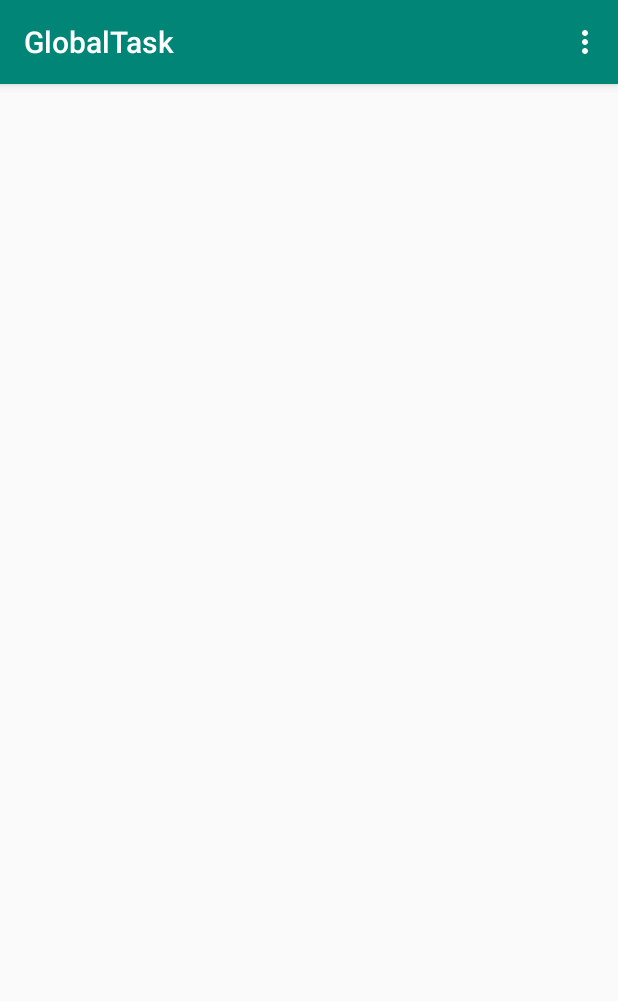
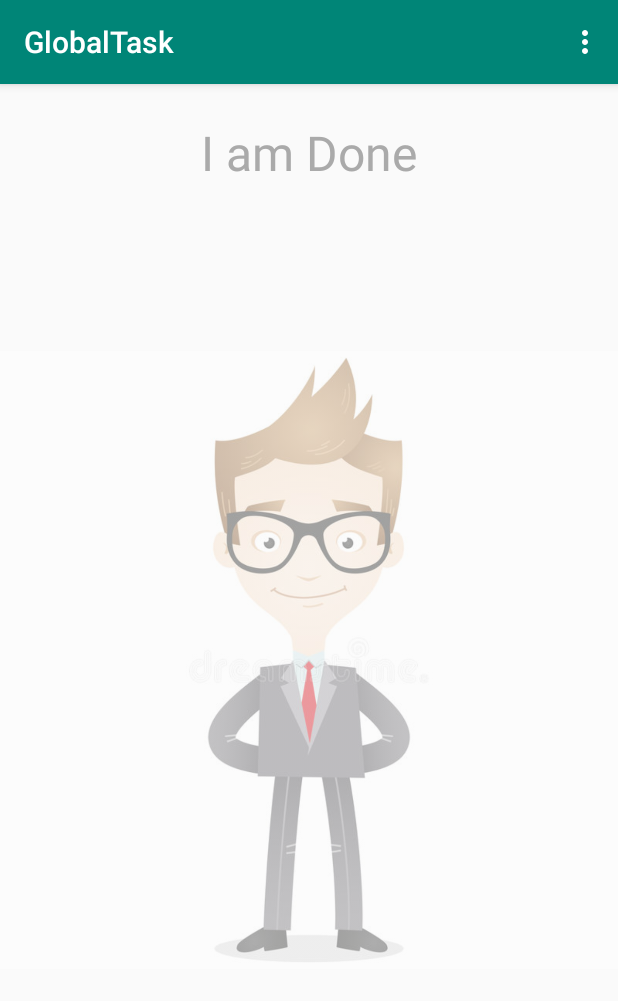
Before and after one commit to MohammedIbrahim01/DTask, an Android app: the screen it shows after launch (MainActivity), on a phone screen of 412 x 824 dp. Shown: the top 1001 px of the screen. Run offline under Robolectric (Android 15) with nearby library versions, the phone set to English and light mode, and no system bars; our stand-ins replace ButterKnife, Room's generated code; libraries missing offline, so code that uses them is left out: com.robertlevonyan.views; plain views replace FloatingActionLayout; 2 statements that could not run were skipped.

Commit message:
display background when there is no tasks

```diff
--- a/app/src/main/java/com/example/abdelazim/globaltask/tasks/TasksFragment.java
+++ b/app/src/main/java/com/example/abdelazim/globaltask/tasks/TasksFragment.java
@@ -11,6 +11,7 @@ import android.support.v7.widget.helper.ItemTouchHelper;
 import android.view.LayoutInflater;
 import android.view.View;
 import android.view.ViewGroup;
+import android.widget.RelativeLayout;
 
 import com.example.abdelazim.globaltask.R;
 import com.example.abdelazim.globaltask.main.MainViewModel;
@@ -20,7 +21,7 @@ import com.robertlevonyan.views.customfloatingactionbutton.FloatingActionLayout;
 import butterknife.BindView;
 import butterknife.ButterKnife;
 
-public class TasksFragment extends Fragment implements View.OnClickListener {
+public class TasksFragment extends Fragment implements View.OnClickListener, TasksViewModel.TasksView {
 
     // MainViewModel
     private MainViewModel mainViewModel;
@@ -31,6 +32,8 @@ public class TasksFragment extends Fragment implements View.OnClickListener {
     FloatingActionLayout addTaskFab;
     @BindView(R.id.done_fab)
     FloatingActionLayout doneFab;
+    @BindView(R.id.no_tasks_view)
+    RelativeLayout noTasksView;
     private RecyclerView tasksRecyclerView;
     private TaskAdapter adapter;
 
@@ -62,7 +65,7 @@ public class TasksFragment extends Fragment implements View.OnClickListener {
         mViewModel = ViewModelProviders.of(this).get(TasksViewModel.class);
 
         // Start viewModel
-        mViewModel.start(mainViewModel.getRepository(), adapter);
+        mViewModel.start(mainViewModel.getRepository(), adapter, this);
 
         // Observe
         mViewModel.observe(this);
@@ -142,4 +145,18 @@ public class TasksFragment extends Fragment implements View.OnClickListener {
                 break;
         }
     }
+
+    @Override
+    public void displayNoTasksView() {
+
+        tasksRecyclerView.setVisibility(View.GONE);
+        noTasksView.setVisibility(View.VISIBLE);
+    }
+
+    @Override
+    public void displayTasksList() {
+
+        tasksRecyclerView.setVisibility(View.VISIBLE);
+        noTasksView.setVisibility(View.GONE);
+    }
 }
--- a/app/src/main/java/com/example/abdelazim/globaltask/tasks/TasksViewModel.java
+++ b/app/src/main/java/com/example/abdelazim/globaltask/tasks/TasksViewModel.java
@@ -15,6 +15,7 @@ public class TasksViewModel extends ViewModel {
 
     private AppRepository repository;
     private TaskAdapter adapter;
+    private TasksView view;
 
 
     /**
@@ -23,10 +24,11 @@ public class TasksViewModel extends ViewModel {
      * @param repository AppRepository
      * @param adapter    TaskAdapter
      */
-    public void start(AppRepository repository, TaskAdapter adapter) {
+    public void start(AppRepository repository, TaskAdapter adapter, TasksView view) {
 
         this.repository = repository;
         this.adapter = adapter;
+        this.view = view;
     }
 
 
@@ -43,6 +45,11 @@ public class TasksViewModel extends ViewModel {
 
                 // Re-display taskList whenever TaskList changed
                 displayTasks(tasks);
+                if (tasks == null || tasks.size() == 0)
+                    view.displayNoTasksView();
+
+                else
+                    view.displayTasksList();
             }
         });
     }
@@ -73,4 +80,10 @@ public class TasksViewModel extends ViewModel {
 
         repository.finishTask(task);
     }
+
+    public interface TasksView {
+        void displayNoTasksView();
+
+        void displayTasksList();
+    }
 }
--- a/app/src/main/res/layout/content_tasks_fragment.xml
+++ b/app/src/main/res/layout/content_tasks_fragment.xml
@@ -1,5 +1,36 @@
 <?xml version="1.0" encoding="utf-8"?>
-<android.support.v7.widget.RecyclerView xmlns:android="http://schemas.android.com/apk/res/android"
-    android:id="@+id/tasks_recyclerView"
+<RelativeLayout xmlns:android="http://schemas.android.com/apk/res/android"
     android:layout_width="match_parent"
-    android:layout_height="match_parent" />
+    android:layout_height="match_parent">
+
+    <android.support.v7.widget.RecyclerView
+        android:id="@+id/tasks_recyclerView"
+        android:layout_width="match_parent"
+        android:layout_height="match_parent" />
+
+    <RelativeLayout
+        android:id="@+id/no_tasks_view"
+        android:layout_width="wrap_content"
+        android:layout_height="wrap_content"
+        android:layout_centerInParent="true">
+
+        <TextView
+            android:layout_width="wrap_content"
+            android:layout_height="wrap_content"
+            android:layout_alignTop="@+id/image"
+            android:layout_centerHorizontal="true"
+            android:layout_marginTop="24dp"
+            android:text="I am Done"
+            android:textColor="@android:color/darker_gray"
+            android:textSize="32sp" />
+
+        <ImageView
+            android:id="@+id/image"
+            android:layout_width="wrap_content"
+            android:layout_height="wrap_content"
+            android:layout_centerInParent="true"
+            android:alpha=".4"
+            android:src="@drawable/confident" />
+    </RelativeLayout>
+
+</RelativeLayout>
```
Also changed, not shown: app/src/main/res/drawable-v24/confident.jpg (added), app/src/main/res/drawable-v24/touch_star.png (added), app/src/main/res/drawable/confident.jpg (added), app/src/main/res/drawable/touch_star.png (added).
